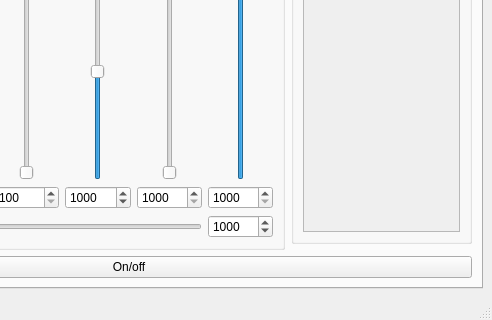
Before: the Qt Designer form software/mainwindow.ui in elektro-NIK/P3DA, drawn with Qt 5; both pictures show x 258 to 750 and y 280 to 600 of the 750 by 600 pixel window.
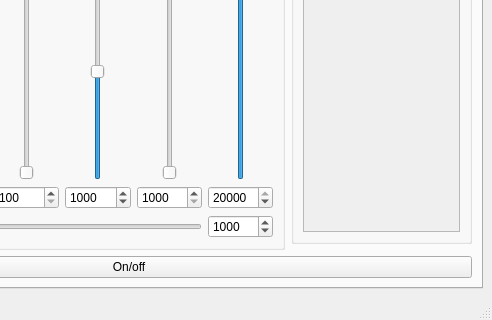
After: the same form once the commit is applied. The open tabs and pages were chosen to show the change. Icons and pictures are not drawn. Custom widgets are drawn as their Qt base class.

Commit message: Bugfix: high frequency spinbox value

The edit to the form file:
```diff
--- a/software/mainwindow.ui
+++ b/software/mainwindow.ui
@@ -1593,7 +1593,7 @@
               <number>20000</number>
              </property>
              <property name="value">
-              <number>1000</number>
+              <number>20000</number>
              </property>
             </widget>
            </item>
```
The commit also changes 1 other file.
